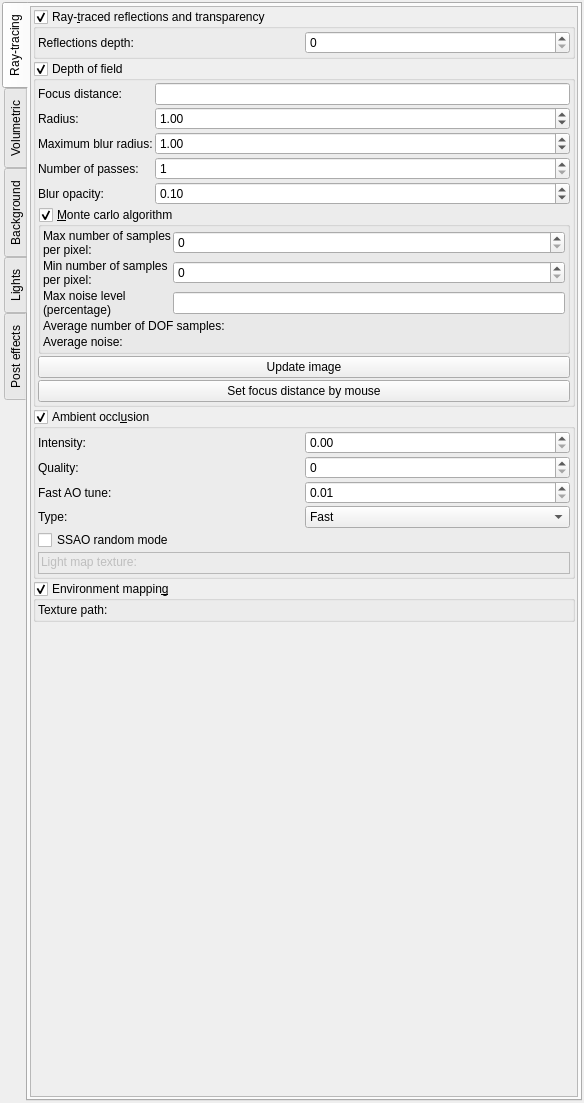
Above: mandelbulber2/qt/dock_effects.ui from buddhi1980/mandelbulber2 before the change. Below: the same form after it.
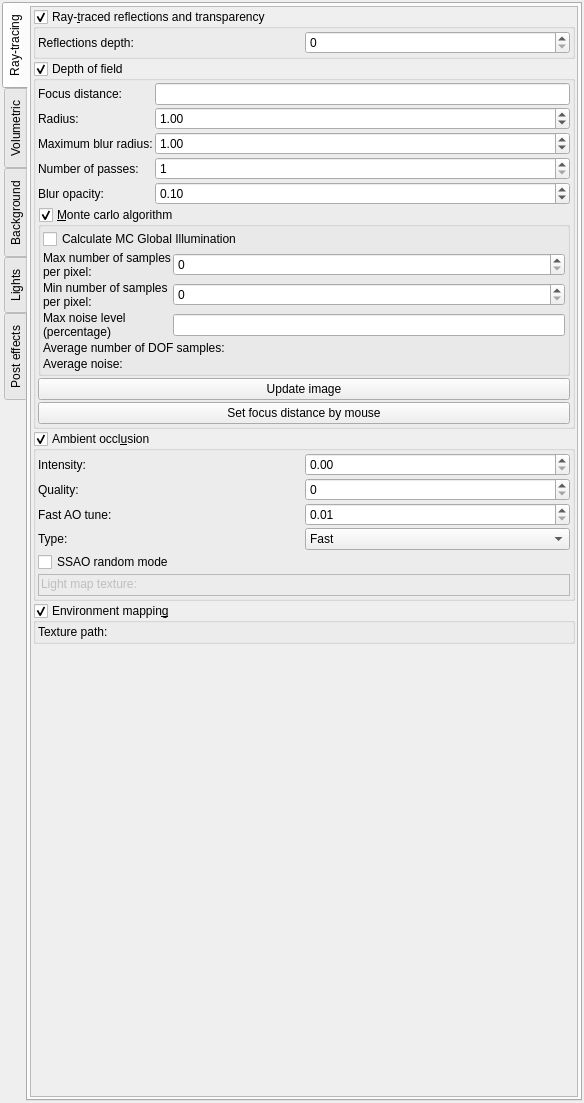
That is the form after the change. Icons and pictures are not drawn. Custom widgets are drawn as their Qt base class.

Commit message: Added Monte Carlo Global Illumination effect. TODO - implementation in OpenCL shaders

Diff of the .ui file:
```diff
--- a/mandelbulber2/qt/dock_effects.ui
+++ b/mandelbulber2/qt/dock_effects.ui
@@ -377,6 +377,22 @@
                  <property name="bottomMargin">
                   <number>2</number>
                  </property>
+                 <item>
+                  <widget class="MyCheckBox" name="checkBox_DOF_MC_global_illumination">
+                   <property name="sizePolicy">
+                    <sizepolicy hsizetype="Minimum" vsizetype="Maximum">
+                     <horstretch>0</horstretch>
+                     <verstretch>0</verstretch>
+                    </sizepolicy>
+                   </property>
+                   <property name="toolTip">
+                    <string>&lt;html&gt;&lt;head/&gt;&lt;body&gt;&lt;p&gt;Enables calculation of realistic global illumination using Monte Carlo algorithm&lt;/p&gt;&lt;/body&gt;&lt;/html&gt;</string>
+                   </property>
+                   <property name="text">
+                    <string>Calculate MC Global Illumination</string>
+                   </property>
+                  </widget>
+                 </item>
                  <item>
                   <layout class="QGridLayout" name="gridLayout_97">
                    <property name="spacing">
```
The commit also changes 8 other files.
